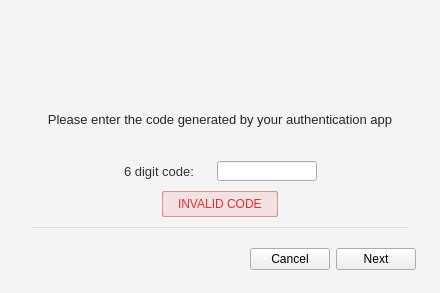
Before: the Qt Designer form src/MEGASync/gui/linux/Login2FA.ui in meganz/MEGAsync, drawn with Qt 5.
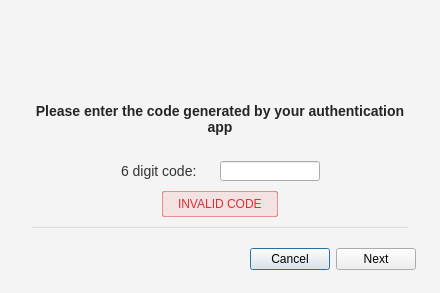
After: the same form once the commit is applied. Icons and pictures are not drawn.

Commit message: GUI fixes for Windows and Linux

```diff
--- a/src/MEGASync/gui/linux/Login2FA.ui
+++ b/src/MEGASync/gui/linux/Login2FA.ui
@@ -56,14 +56,15 @@
 {
 	color: rgba(0,0,0,0.85);
 	font-family: &quot;Source Sans Pro&quot;;
-	font-size: 13px;
+	font-size: 14px;
+    font-weight: 500;
 }
 
 #lCode
 {
 	color: #333333;
 	font-family: &quot;Source Sans Pro&quot;;
-	font-size: 13px;
+	font-size: 14px;
 }</string>
   </property>
   <layout class="QVBoxLayout" name="verticalLayout_2">
@@ -124,6 +125,9 @@
           <height>48</height>
          </size>
         </property>
+        <property name="focusPolicy">
+         <enum>Qt::NoFocus</enum>
+        </property>
         <property name="text">
          <string/>
         </property>
@@ -483,7 +487,7 @@
      </property>
      <layout class="QHBoxLayout" name="horizontalLayout_2">
       <property name="spacing">
-       <number>-1</number>
+       <number>6</number>
       </property>
       <property name="leftMargin">
        <number>12</number>
```
Left out of the diff: 6 changed lines with no effect on the pictures. The commit also changes 2 other files.
